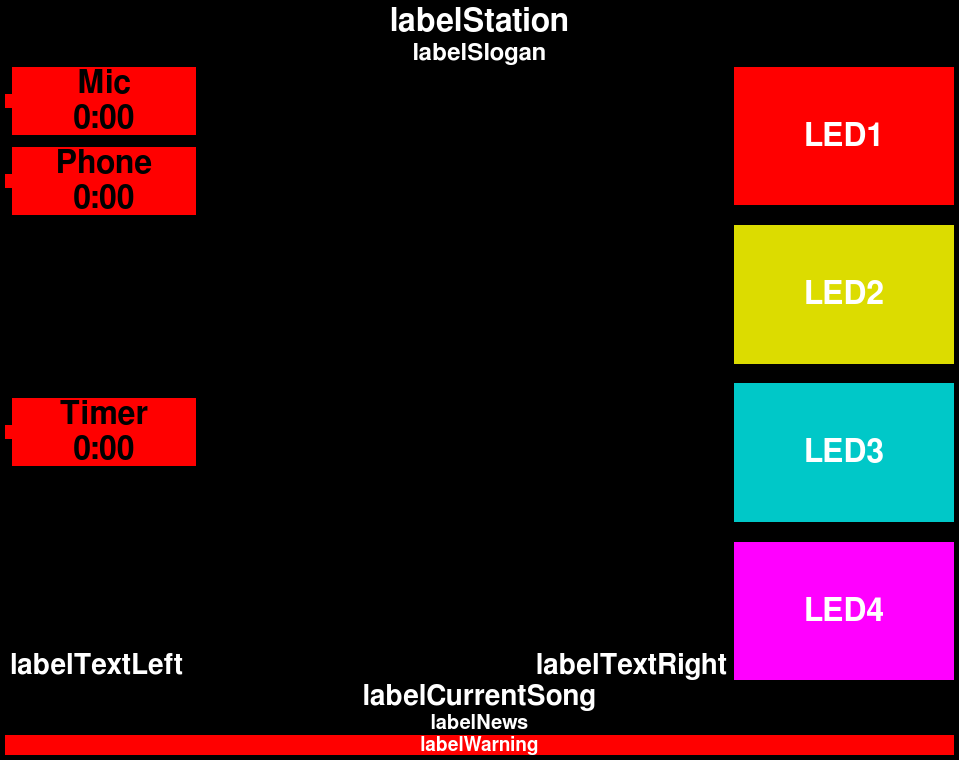
This is mainscreen.ui in saschaludwig/OnAirScreen as Qt 5 draws it before an edit. The edited form follows.
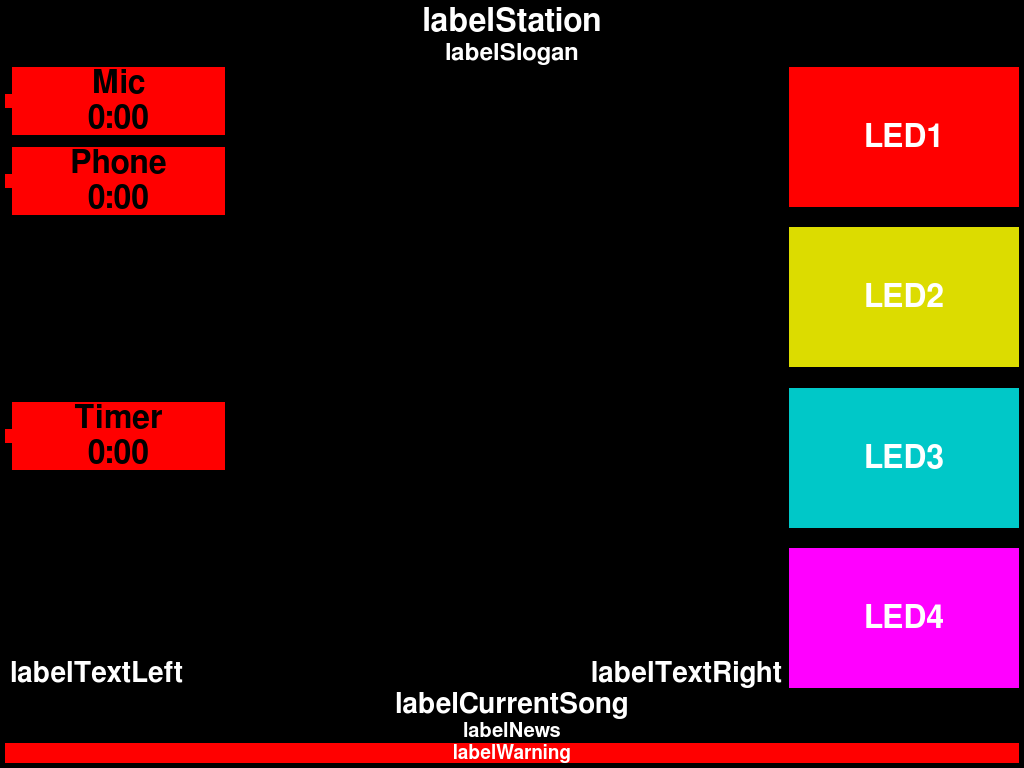
This is the edited form. Icons and pictures are not drawn. Custom widgets are drawn as their Qt base class.

Commit message: cosmetics: fixed LED size

What changed in the file:
```diff
--- a/mainscreen.ui
+++ b/mainscreen.ui
@@ -12,8 +12,8 @@
    <rect>
     <x>0</x>
     <y>0</y>
-    <width>959</width>
-    <height>760</height>
+    <width>1024</width>
+    <height>768</height>
    </rect>
   </property>
   <property name="minimumSize">
@@ -237,7 +237,7 @@
        </property>
        <property name="minimumSize">
         <size>
-         <width>220</width>
+         <width>230</width>
          <height>120</height>
         </size>
        </property>
@@ -287,7 +287,7 @@
        </property>
        <property name="minimumSize">
         <size>
-         <width>220</width>
+         <width>230</width>
          <height>120</height>
         </size>
        </property>
@@ -337,7 +337,7 @@
        </property>
        <property name="minimumSize">
         <size>
-         <width>220</width>
+         <width>230</width>
          <height>120</height>
         </size>
        </property>
@@ -381,7 +381,7 @@
       <widget class="QLabel" name="buttonLED4">
        <property name="minimumSize">
         <size>
-         <width>220</width>
+         <width>230</width>
          <height>120</height>
         </size>
        </property>
```
